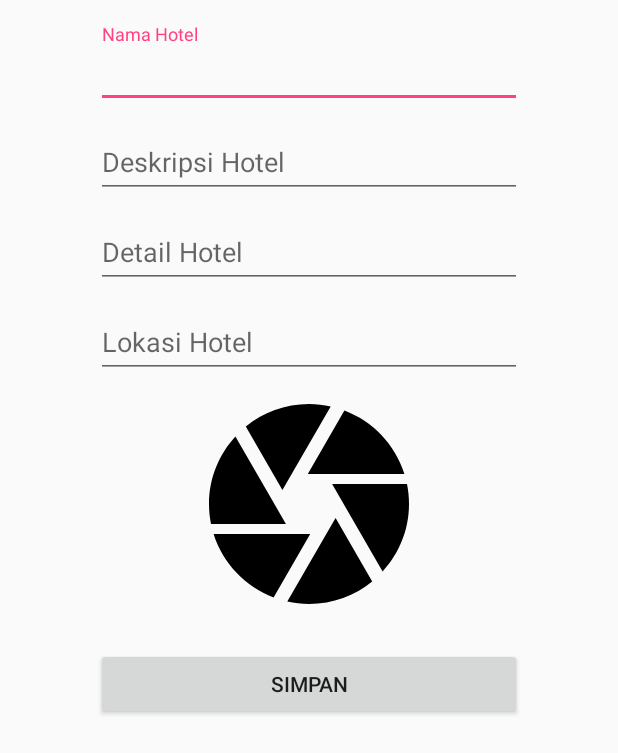
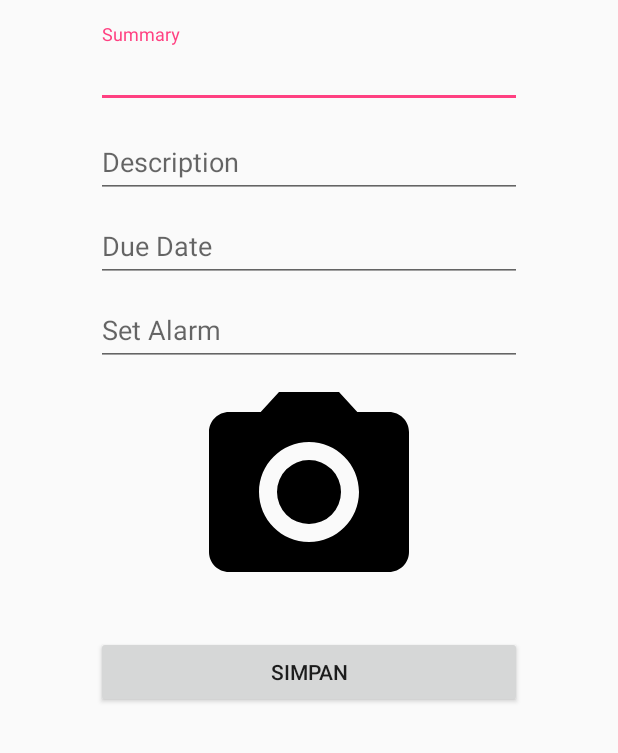
Before and after one commit to AnisaShintaM/Mindus, an Android app: the layout mind_activity_input.xml on its own in the app's theme, with its tools: preview values and no code run, on a phone screen of 412 x 824 dp. Shown: the top 753 px of the screen. Run offline under Robolectric (Android 15) with nearby library versions, the phone set to English and light mode, and no system bars.

Commit message:
to do list - recyclerview

```diff
--- a/app/src/main/res/layout/mind_activity_input.xml
+++ b/app/src/main/res/layout/mind_activity_input.xml
@@ -6,7 +6,7 @@
     android:layout_height="match_parent">
 
     <LinearLayout
-        android:id="@+id/activity_input"
+        android:id="@+id/activity_detail"
         android:layout_width="match_parent"
         android:layout_height="wrap_content"
         android:orientation="vertical"
@@ -14,15 +14,15 @@
         android:paddingLeft="64dp"
         android:paddingRight="64dp"
         android:paddingTop="16dp"
-        tools:context=".MindInputActivity">
+        tools:text="id.sch.smktelkom_mlg.project.xirpl101101928.mindus">
 
         <android.support.design.widget.TextInputLayout
             android:layout_width="match_parent"
             android:layout_height="wrap_content"
-            android:hint="Nama Hotel">
+            android:hint="Summary">
 
             <android.support.design.widget.TextInputEditText
-                android:id="@+id/editTextNama"
+                android:id="@+id/editTextSummary"
                 android:layout_width="match_parent"
                 android:layout_height="wrap_content" />
 
@@ -31,24 +31,11 @@
         <android.support.design.widget.TextInputLayout
             android:layout_width="match_parent"
             android:layout_height="wrap_content"
-            android:layout_marginTop="4dp"
-            android:hint="Deskripsi Hotel">
+            android:hint="Description"
+            android:paddingTop="4dp">
 
             <android.support.design.widget.TextInputEditText
                 android:id="@+id/editTextDeskripsi"
-                android:layout_width="match_parent"
-                android:layout_height="wrap_content" />
-
-        </android.support.design.widget.TextInputLayout>
-
-        <android.support.design.widget.TextInputLayout
-            android:layout_width="match_parent"
-            android:layout_height="wrap_content"
-            android:layout_marginTop="4dp"
-            android:hint="Detail Hotel">
-
-            <android.support.design.widget.TextInputEditText
-                android:id="@+id/editTextDetail"
                 android:layout_width="match_parent"
                 android:layout_height="wrap_content"
                 android:inputType="textMultiLine" />
@@ -58,11 +45,22 @@
         <android.support.design.widget.TextInputLayout
             android:layout_width="match_parent"
             android:layout_height="wrap_content"
-            android:layout_marginTop="4dp"
-            android:hint="Lokasi Hotel">
+            android:hint="Due Date">
 
             <android.support.design.widget.TextInputEditText
-                android:id="@+id/editTextLokasi"
+                android:id="@+id/editTextTanggal"
+                android:layout_width="match_parent"
+                android:layout_height="wrap_content" />
+
+        </android.support.design.widget.TextInputLayout>
+
+        <android.support.design.widget.TextInputLayout
+            android:layout_width="match_parent"
+            android:layout_height="wrap_content"
+            android:hint="Set Alarm">
+
+            <android.support.design.widget.TextInputEditText
+                android:id="@+id/editTextAlarm"
                 android:layout_width="match_parent"
                 android:layout_height="wrap_content" />
 
@@ -76,7 +74,7 @@
             android:layout_marginTop="4dp"
             android:minHeight="160dp"
             android:scaleType="fitCenter"
-            app:srcCompat="@drawable/ic_camera_black_24dp" />
+            app:srcCompat="@drawable/ic_menu_camera" />
 
         <Button
             android:id="@+id/buttonSimpan"
@@ -84,6 +82,7 @@
             android:layout_height="wrap_content"
             android:layout_marginTop="16dp"
             android:text="Simpan" />
+
     </LinearLayout>
 
 </ScrollView>
```
